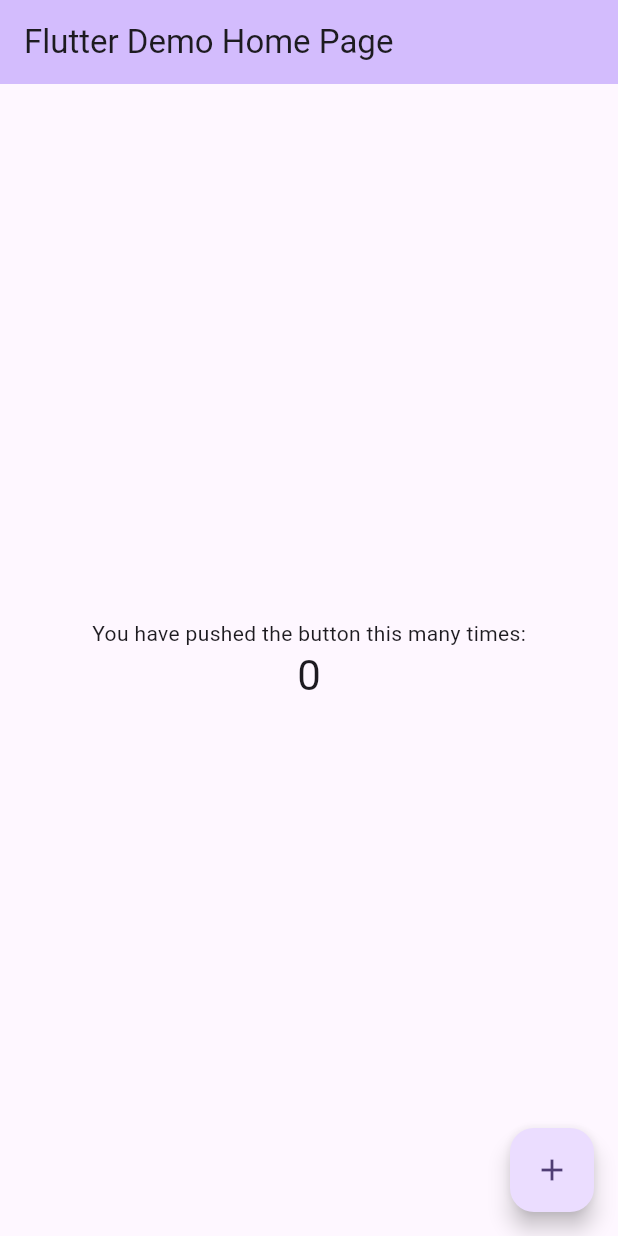
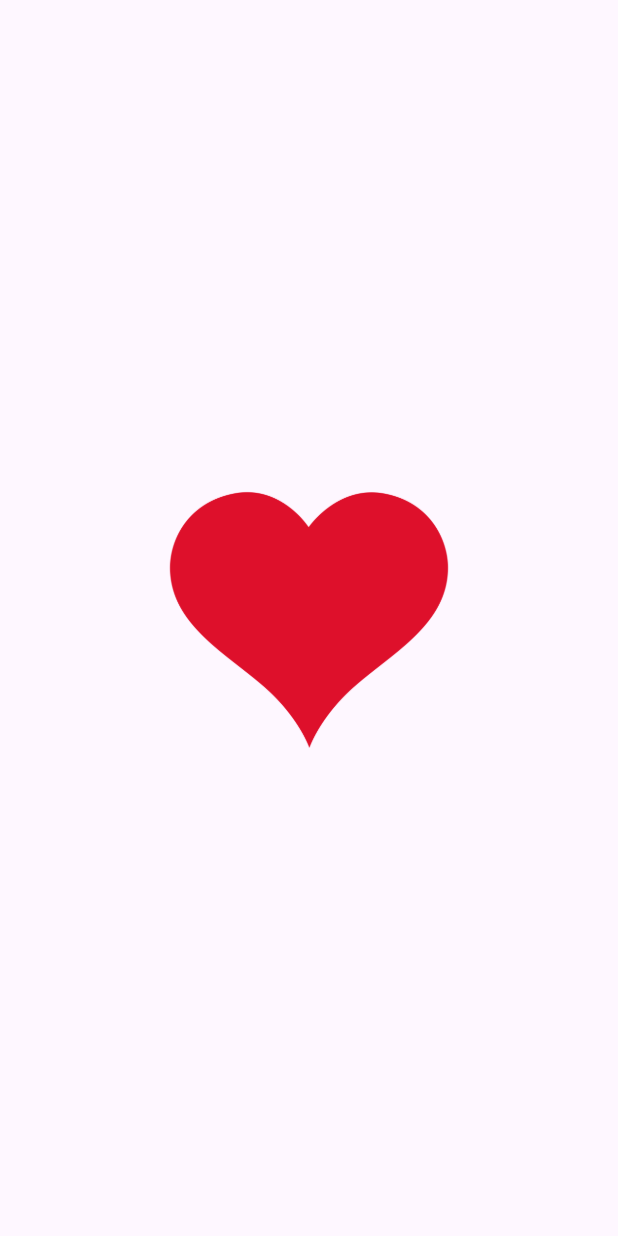
Before and after one commit to Huunguyen25/valentine, a Flutter app: the first screen one second after launch, on a phone screen of 412 x 824 dp. Run offline on Flutter 3.47's test engine with Material 3 defaults, Android fonts, the phone set to English and light mode, and no system bars.

Commit message:
my version of valentine app

```diff
--- a/lib/main.dart
+++ b/lib/main.dart
@@ -7,119 +7,48 @@
 class MyApp extends StatelessWidget {
   const MyApp({super.key});
 
-  // This widget is the root of your application.
   @override
   Widget build(BuildContext context) {
-    return MaterialApp(
-      title: 'Flutter Demo',
-      theme: ThemeData(
-        // This is the theme of your application.
-        //
-        // TRY THIS: Try running your application with "flutter run". You'll see
-        // the application has a purple toolbar. Then, without quitting the app,
-        // try changing the seedColor in the colorScheme below to Colors.green
-        // and then invoke "hot reload" (save your changes or press the "hot
-        // reload" button in a Flutter-supported IDE, or press "r" if you used
-        // the command line to start the app).
-        //
-        // Notice that the counter didn't reset back to zero; the application
-        // state is not lost during the reload. To reset the state, use hot
-        // restart instead.
-        //
-        // This works for code too, not just values: Most code changes can be
-        // tested with just a hot reload.
-        colorScheme: ColorScheme.fromSeed(seedColor: Colors.deepPurple),
-        useMaterial3: true,
-      ),
-      home: const MyHomePage(title: 'Flutter Demo Home Page'),
-    );
+    return MaterialApp(home: MyHomePage());
   }
 }
 
 class MyHomePage extends StatefulWidget {
-  const MyHomePage({super.key, required this.title});
-
-  // This widget is the home page of your application. It is stateful, meaning
-  // that it has a State object (defined below) that contains fields that affect
-  // how it looks.
-
-  // This class is the configuration for the state. It holds the values (in this
-  // case the title) provided by the parent (in this case the App widget) and
-  // used by the build method of the State. Fields in a Widget subclass are
-  // always marked "final".
-
-  final String title;
+  const MyHomePage({super.key});
 
   @override
   State<MyHomePage> createState() => _MyHomePageState();
 }
 
-class _MyHomePageState extends State<MyHomePage> {
-  int _counter = 0;
-
-  void _incrementCounter() {
-    setState(() {
-      // This call to setState tells the Flutter framework that something has
-      // changed in this State, which causes it to rerun the build method below
-      // so that the display can reflect the updated values. If we changed
-      // _counter without calling setState(), then the build method would not be
-      // called again, and so nothing would appear to happen.
-      _counter++;
-    });
+class _MyHomePageState extends State<MyHomePage> with TickerProviderStateMixin {
+  late final AnimationController _controller = AnimationController(
+    duration: const Duration(seconds: 2),
+    vsync: this,
+  )..repeat(reverse: true);
+  late final Animation<double> _animation = CurvedAnimation(
+    parent: _controller,
+    curve: Curves.fastOutSlowIn,
+  );
+  @override
+  void dispose() {
+    _controller.dispose();
+    super.dispose();
   }
 
   @override
   Widget build(BuildContext context) {
-    // This method is rerun every time setState is called, for instance as done
-    // by the _incrementCounter method above.
-    //
-    // The Flutter framework has been optimized to make rerunning build methods
-    // fast, so that you can just rebuild anything that needs updating rather
-    // than having to individually change instances of widgets.
     return Scaffold(
-      appBar: AppBar(
-        // TRY THIS: Try changing the color here to a specific color (to
-        // Colors.amber, perhaps?) and trigger a hot reload to see the AppBar
-        // change color while the other colors stay the same.
-        backgroundColor: Theme.of(context).colorScheme.inversePrimary,
-        // Here we take the value from the MyHomePage object that was created by
-        // the App.build method, and use it to set our appbar title.
-        title: Text(widget.title),
-      ),
       body: Center(
-        // Center is a layout widget. It takes a single child and positions it
-        // in the middle of the parent.
-        child: Column(
-          // Column is also a layout widget. It takes a list of children and
-          // arranges them vertically. By default, it sizes itself to fit its
-          // children horizontally, and tries to be as tall as its parent.
-          //
-          // Column has various properties to control how it sizes itself and
-          // how it positions its children. Here we use mainAxisAlignment to
-          // center the children vertically; the main axis here is the vertical
-          // axis because Columns are vertical (the cross axis would be
-          // horizontal).
-          //
-          // TRY THIS: Invoke "debug painting" (choose the "Toggle Debug Paint"
-          // action in the IDE, or press "p" in the console), to see the
-          // wireframe for each widget.
-          mainAxisAlignment: MainAxisAlignment.center,
-          children: <Widget>[
-            const Text(
-              'You have pushed the button this many times:',
+        child: ScaleTransition(
+          scale: _animation,
+          child: const Padding(
+            padding: EdgeInsets.all(8.0),
+            child: Image(
+              image: AssetImage("assets/red-heart.png"),
             ),
-            Text(
-              '$_counter',
-              style: Theme.of(context).textTheme.headlineMedium,
-            ),
-          ],
+          ),
         ),
       ),
-      floatingActionButton: FloatingActionButton(
-        onPressed: _incrementCounter,
-        tooltip: 'Increment',
-        child: const Icon(Icons.add),
-      ), // This trailing comma makes auto-formatting nicer for build methods.
     );
   }
 }
--- a/pubspec.yaml
+++ b/pubspec.yaml
@@ -60,7 +60,8 @@ flutter:
   # To add assets to your application, add an assets section, like this:
   # assets:
   #   - images/a_dot_burr.jpeg
-  #   - images/a_dot_ham.jpeg
+  assets:
+    - assets/red-heart.png
 
   # An image asset can refer to one or more resolution-specific "variants", see
   # https://flutter.dev/to/resolution-aware-images
```
